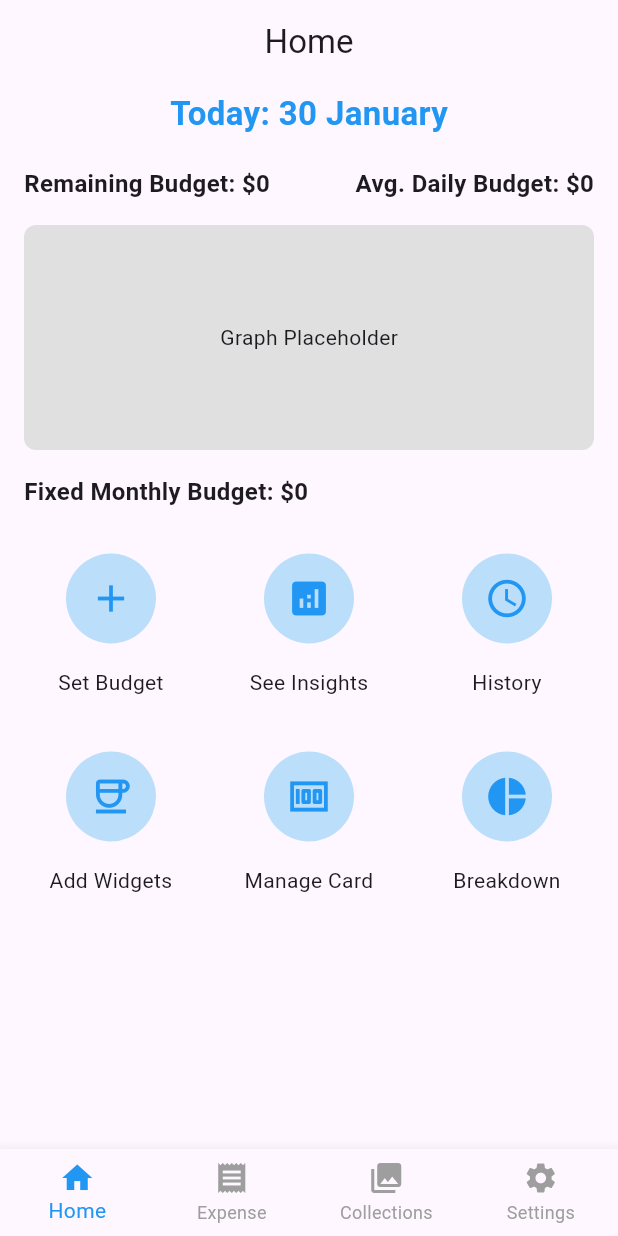
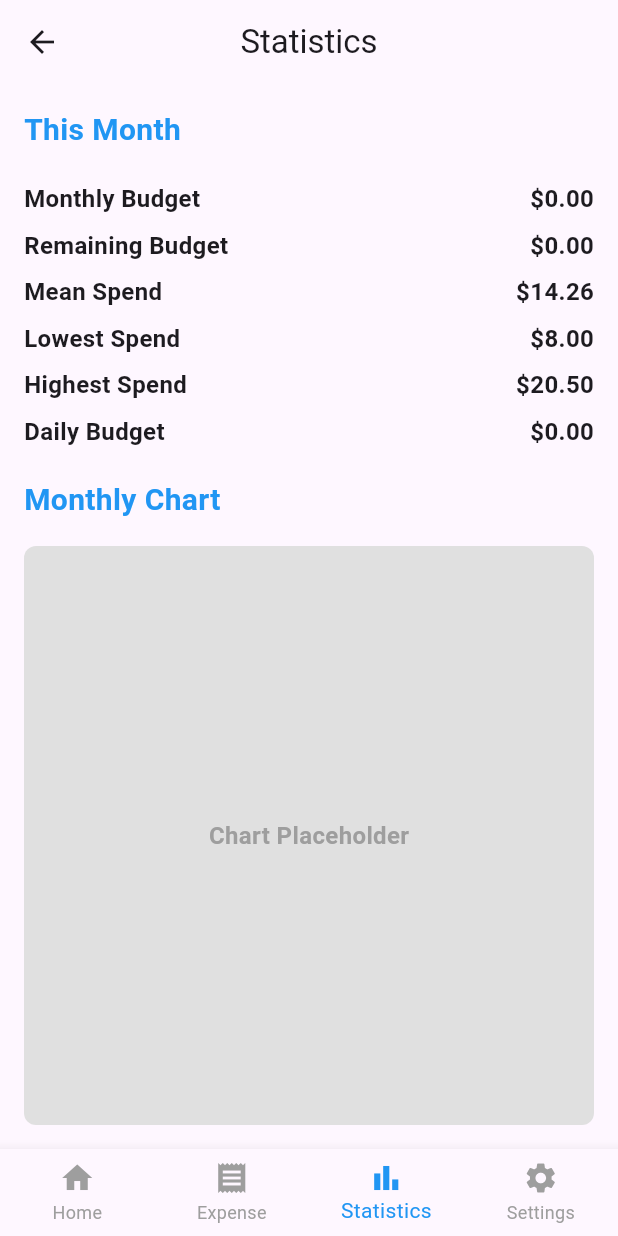
Before and after one commit to manavm12/FinWise, a Flutter app: the screen it shows after launch, after a tap on the "analytics" icon, on a phone screen of 412 x 824 dp. Run offline on Flutter 3.47's test engine with Material 3 defaults, Android fonts, the phone set to English and light mode, and no system bars.

```diff
--- a/lib/main.dart
+++ b/lib/main.dart
@@ -7,7 +7,7 @@ void main() {
     initialRoute: '/home',
     routes: {
       '/home': (context)=>Home(),
-      '/expenses': (context)=>ExpensePage()
+      '/expenses': (context)=>ExpensePage(),
     }
   ));
 }
--- a/lib/pages/expenses.dart
+++ b/lib/pages/expenses.dart
@@ -34,9 +34,7 @@ class _ExpensePageState extends State<ExpensePage> {
   void addExpenseFromRepeated(int index, bool isActive) {
     setState(() {
       repeatedExpenseData[index]["isActive"] = isActive;
-
       if (isActive) {
-        // Only add if checked
         var expense = repeatedExpenseData[index];
         expenseList.add(
           ExpenseItem(
--- a/lib/pages/home.dart
+++ b/lib/pages/home.dart
@@ -1,3 +1,4 @@
+import 'package:finwise/pages/statistics.dart';
 import 'package:finwise/styles/blueText.dart';
 import 'package:finwise/widgets/featureButton.dart';
 import 'package:finwise/widgets/setMonthlyBudgetDialog.dart';
@@ -99,7 +100,13 @@ class _HomeState extends State<Home> {
                       });
                     }
                   }),
-                  FeatureButton(Icons.analytics, "See Insights", () {}),
+                  FeatureButton(Icons.analytics, "Statistics", () {
+                    Navigator.push(context, MaterialPageRoute(builder: (context)=>StatisticsPage(
+                      monthlyBudget: monthlyBudget,
+                      remainingBudget: remainingBudget,
+                      avgDailyBudget: avgDailyBudget,
+                      spendingData: [12.5,8.0,13.5,16.8,20.5])));
+                  }),
                   FeatureButton(Icons.access_time, "History", () {}),
                   FeatureButton(Icons.coffee_outlined, "Add Widgets", () {}),
                   FeatureButton(Icons.money, "Manage Card", () {}),
--- /dev/null
+++ b/lib/pages/statistics.dart
@@ -0,0 +1,140 @@
+import 'package:flutter/material.dart';
+
+class StatisticsPage extends StatelessWidget {
+  final double monthlyBudget;
+  final double remainingBudget;
+  final double avgDailyBudget;
+  final List<double> spendingData; // Daily spending data
+
+  const StatisticsPage({
+    required this.monthlyBudget,
+    required this.remainingBudget,
+    required this.avgDailyBudget,
+    required this.spendingData,
+    Key? key,
+  }) : super(key: key);
+
+  @override
+  Widget build(BuildContext context) {
+    return Scaffold(
+      appBar: AppBar(
+        title: const Text("Statistics"),
+        centerTitle: true,
+      ),
+      body: Padding(
+        padding: const EdgeInsets.all(16.0),
+        child: Column(
+          crossAxisAlignment: CrossAxisAlignment.start,
+          children: [
+            const Text(
+              "This Month",
+              style: TextStyle(
+                fontSize: 20,
+                fontWeight: FontWeight.bold,
+                color: Colors.blue,
+              ),
+            ),
+            const SizedBox(height: 16),
+            buildStatisticRow("Monthly Budget", "\$${monthlyBudget.toStringAsFixed(2)}"),
+            buildStatisticRow("Remaining Budget", "\$${remainingBudget.toStringAsFixed(2)}"),
+            buildStatisticRow("Mean Spend", "\$${calculateMean(spendingData).toStringAsFixed(2)}"),
+            buildStatisticRow("Lowest Spend", "\$${calculateLowest(spendingData).toStringAsFixed(2)}"),
+            buildStatisticRow("Highest Spend", "\$${calculateHighest(spendingData).toStringAsFixed(2)}"),
+            buildStatisticRow("Daily Budget", "\$${avgDailyBudget.toStringAsFixed(2)}"),
+            const SizedBox(height: 16),
+            const Text(
+              "Monthly Chart",
+              style: TextStyle(
+                fontSize: 20,
+                fontWeight: FontWeight.bold,
+                color: Colors.blue,
+              ),
+            ),
+            const SizedBox(height: 16),
+            Expanded(
+              child: Container(
+                width: double.infinity,
+                decoration: BoxDecoration(
+                  color: Colors.grey[300],
+                  borderRadius: BorderRadius.circular(8),
+                ),
+                child: const Center(
+                  child: Text(
+                    "Chart Placeholder",
+                    style: TextStyle(
+                      fontSize: 16,
+                      fontWeight: FontWeight.bold,
+                      color: Colors.grey,
+                    ),
+                  ),
+                ),
+              ),
+            ),
+          ],
+        ),
+      ),
+      bottomNavigationBar: BottomNavigationBar(
+        currentIndex: 2,
+        onTap: (index) {
+          if (index == 0) Navigator.pushReplacementNamed(context, '/home');
+          if (index == 1) Navigator.pushReplacementNamed(context, '/expenses');
+        },
+        items: const [
+          BottomNavigationBarItem(
+            icon: Icon(Icons.home),
+            label: "Home",
+          ),
+          BottomNavigationBarItem(
+            icon: Icon(Icons.receipt),
+            label: "Expense",
+          ),
+          BottomNavigationBarItem(
+            icon: Icon(Icons.bar_chart),
+            label: "Statistics",
+          ),
+          BottomNavigationBarItem(
+            icon: Icon(Icons.settings),
+            label: "Settings",
+          ),
+        ],
+        selectedItemColor: Colors.blue,
+        unselectedItemColor: Colors.grey,
+        type: BottomNavigationBarType.fixed,
+      ),
+    );
+  }
+
+  Widget buildStatisticRow(String label, String value) {
+    return Padding(
+      padding: const EdgeInsets.symmetric(vertical: 4.0),
+      child: Row(
+        mainAxisAlignment: MainAxisAlignment.spaceBetween,
+        children: [
+          Text(
+            label,
+            style: const TextStyle(fontSize: 16, fontWeight: FontWeight.bold),
+          ),
+          Text(
+            value,
+            style: const TextStyle(fontSize: 16, fontWeight: FontWeight.bold),
+          ),
+        ],
+      ),
+    );
+  }
+
+  double calculateMean(List<double> data) {
+    if (data.isEmpty) return 0.0;
+    return data.reduce((a, b) => a + b) / data.length;
+  }
+
+  double calculateLowest(List<double> data) {
+    if (data.isEmpty) return 0.0;
+    return data.reduce((a, b) => a < b ? a : b);
+  }
+
+  double calculateHighest(List<double> data) {
+    if (data.isEmpty) return 0.0;
+    return data.reduce((a, b) => a > b ? a : b);
+  }
+}
```
Also changed, not shown: pubspec.yaml (+21 -67 lines).
